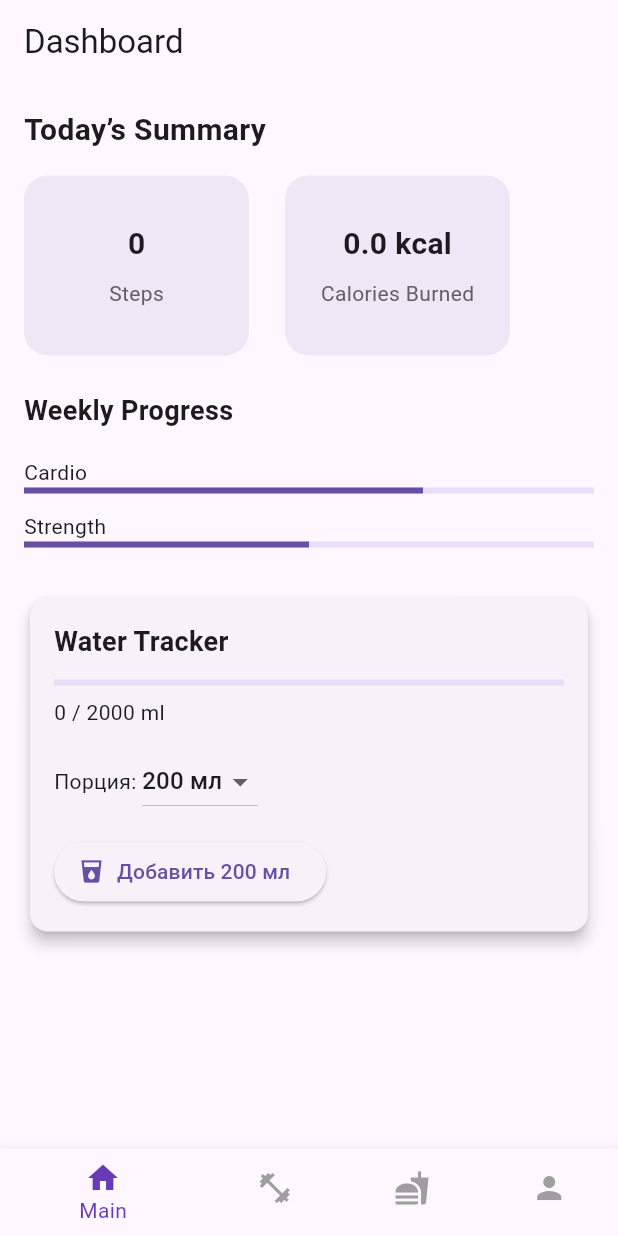
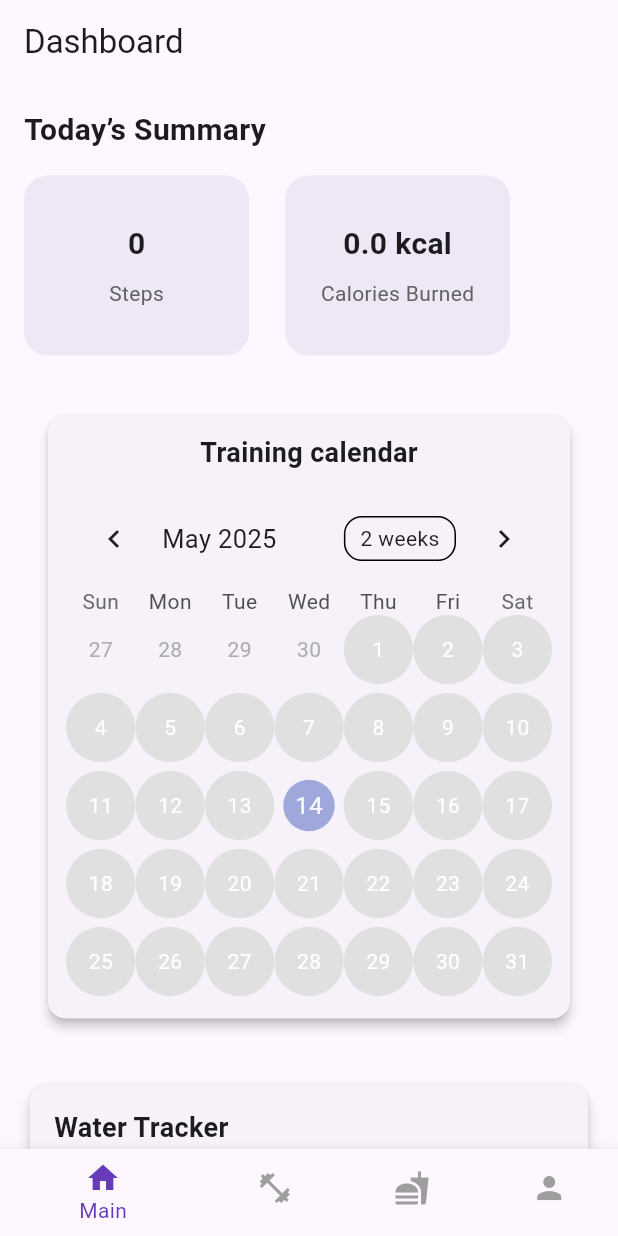
Before and after one commit to rienihil/fitness-app, a Flutter app: the screen it shows after launch, after a tap on "Sign In", after a tap on "Continue as Guest", on a phone screen of 412 x 824 dp. Run offline on Flutter 3.47's test engine with Material 3 defaults, Android fonts, the phone set to English and light mode, and no system bars; drawn by our look-alikes of table_calendar; our stand-ins replace cloud_firestore, connectivity_plus, firebase_auth, firebase_core, google_sign_in, pedometer and 3 more; accounts and stored records are empty.

Commit message:
added calendar

```diff
--- a/lib/main.dart
+++ b/lib/main.dart
@@ -1,5 +1,4 @@
 import 'package:flutter/material.dart';
-import 'package:my_app/screens/workout_select_screen.dart';
 import 'package:shared_preferences/shared_preferences.dart';
 import 'screens/dashboard_screen.dart';
 import 'screens/workout_screen.dart';
@@ -118,7 +117,7 @@ class _HomeScreenState extends State<HomeScreen> {
 
   final screens = [
     DashboardScreen(),
-    WorkoutSelectScreen(),
+    WorkoutScreen(),
     NutritionScreen(),
     ProfileScreen(),
   ];
--- a/lib/screens/dashboard_screen.dart
+++ b/lib/screens/dashboard_screen.dart
@@ -2,6 +2,7 @@ import 'package:flutter/material.dart';
 import '../widgets/water_tracker.dart';
 import '../widgets/progress_section.dart';
 import '../widgets/step_counter_widget.dart';
+import '../widgets/workout_calendar.dart';
 
 class DashboardScreen extends StatelessWidget {
   const DashboardScreen({super.key});
@@ -27,7 +28,7 @@ class DashboardScreen extends StatelessWidget {
               ),
             ),
             SizedBox(height: 24),
-            ProgressSection(),
+            WorkoutCalendar(),
             SizedBox(height: 24),
             WaterTracker(),
           ],
--- a/lib/screens/exercise_detail_screen.dart
+++ b/lib/screens/exercise_detail_screen.dart
@@ -3,6 +3,7 @@ import 'package:flutter/material.dart';
 import 'package:video_player/video_player.dart';
 
 import '../data/exercise_data.dart';
+import '../widgets/workout_calendar.dart';
 
 class ExerciseDetailScreen extends StatefulWidget {
   final Exercise exercise;
@@ -51,6 +52,7 @@ class _ExerciseDetailScreenState extends State<ExerciseDetailScreen> {
         });
       } else {
         timer.cancel();
+        WorkoutCalendar.markTodayWorkoutDone();
         setState(() {
           _isRunning = false;
         });
--- a/lib/widgets/water_tracker.dart
+++ b/lib/widgets/water_tracker.dart
@@ -70,13 +70,13 @@ class _WaterTrackerState extends State<WaterTracker> {
 
             Row(
               children: [
-                Text("Порция: "),
+                Text("Portion: "),
                 DropdownButton<int>(
                   value: _selectedPortion,
                   items: _portionOptions.map((value) {
                     return DropdownMenuItem<int>(
                       value: value,
-                      child: Text("$value мл"),
+                      child: Text("$value ml"),
                     );
                   }).toList(),
                   onChanged: (value) {
@@ -92,7 +92,7 @@ class _WaterTrackerState extends State<WaterTracker> {
             ElevatedButton.icon(
               onPressed: _addWater,
               icon: Icon(Icons.local_drink),
-              label: Text("Добавить $_selectedPortion мл"),
+              label: Text("Add $_selectedPortion ml"),
             ),
           ],
         ),
--- /dev/null
+++ b/lib/widgets/workout_calendar.dart
@@ -0,0 +1,87 @@
+import 'package:flutter/material.dart';
+import 'package:shared_preferences/shared_preferences.dart';
+import 'package:table_calendar/table_calendar.dart';
+import 'dart:convert';
+
+class WorkoutCalendar extends StatefulWidget {
+  const WorkoutCalendar({super.key});
+
+  @override
+  State<WorkoutCalendar> createState() => _WorkoutCalendarState();
+
+  static Future<void> markTodayWorkoutDone() async {
+    final prefs = await SharedPreferences.getInstance();
+    final today = DateTime.now().toIso8601String().substring(0, 10);
+
+    final jsonString = prefs.getString('workoutDays') ?? '{}';
+    final Map<String, bool> days = Map<String, bool>.from(json.decode(jsonString));
+
+    days[today] = true;
+
+    await prefs.setString('workoutDays', json.encode(days));
+  }
+}
+
+class _WorkoutCalendarState extends State<WorkoutCalendar> {
+  Map<String, bool> _completedDays = {};
+
+  @override
+  void initState() {
+    super.initState();
+    _loadWorkoutData();
+  }
+
+  Future<void> _loadWorkoutData() async {
+    final prefs = await SharedPreferences.getInstance();
+    final jsonString = prefs.getString('workoutDays') ?? '{}';
+    setState(() {
+      _completedDays = Map<String, bool>.from(json.decode(jsonString));
+    });
+  }
+
+  Color _getDayColor(DateTime day) {
+    final key = _formatDate(day);
+    final isDone = _completedDays[key] ?? false;
+    if (isDone) return Colors.green;
+    return Colors.grey.shade300;
+  }
+
+  String _formatDate(DateTime date) => date.toIso8601String().substring(0, 10);
+
+  @override
+  Widget build(BuildContext context) {
+    return Card(
+      margin: const EdgeInsets.all(16),
+      elevation: 3,
+      child: Padding(
+        padding: const EdgeInsets.all(12),
+        child: Column(
+          children: [
+            Text("Training calendar", style: TextStyle(fontSize: 18, fontWeight: FontWeight.bold)),
+            SizedBox(height: 12),
+            TableCalendar(
+              firstDay: DateTime.utc(2025, 1, 1),
+              lastDay: DateTime.utc(2025, 12, 31),
+              focusedDay: DateTime.now(),
+              calendarBuilders: CalendarBuilders(
+                defaultBuilder: (context, day, focusedDay) {
+                  return Container(
+                    alignment: Alignment.center,
+                    decoration: BoxDecoration(
+                      shape: BoxShape.circle,
+                      color: _getDayColor(day),
+                    ),
+                    child: Text(
+                      '${day.day}',
+                      style: TextStyle(color: Colors.white),
+                    ),
+                  );
+                },
+              ),
+            ),
+          ],
+        ),
+      ),
+    );
+  }
+}
--- a/pubspec.yaml
+++ b/pubspec.yaml
@@ -20,6 +20,7 @@ dependencies:
   pedometer: ^4.0.0
   permission_handler: ^11.3.0
   connectivity_plus: ^6.1.4
+  table_calendar: ^3.2.0
 
 dev_dependencies:
   flutter_test:
```
Also changed, not shown: pubspec.lock, 3 other files.
